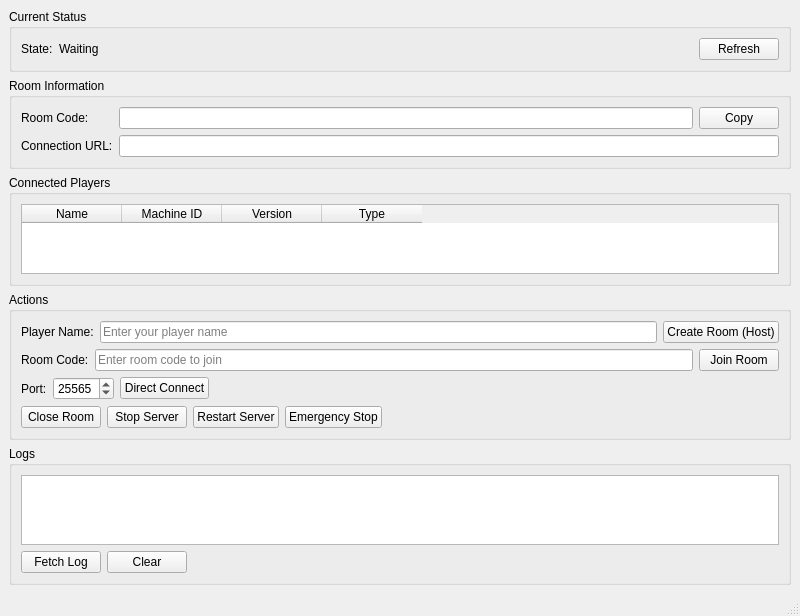
Above: launcher/ui/pages/global/TerracottaOnlinePanel.ui from AndreaFrederica/LunaLauncher before the change. Below: the same form after it.
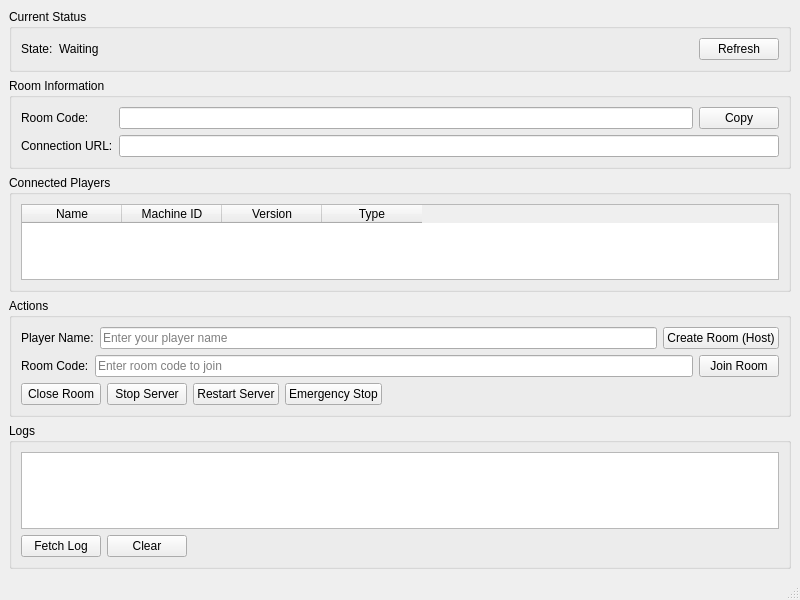
That is the form after the change.

Patch:
```diff
--- a/launcher/ui/pages/global/TerracottaOnlinePanel.ui
+++ b/launcher/ui/pages/global/TerracottaOnlinePanel.ui
@@ -200,50 +200,6 @@
          </item>
         </layout>
        </item>
-       <item>
-        <layout class="QHBoxLayout" name="horizontalLayout_direct">
-         <item>
-          <widget class="QLabel" name="label_port">
-           <property name="text">
-            <string>Port:</string>
-           </property>
-          </widget>
-         </item>
-         <item>
-          <widget class="QSpinBox" name="spinBox_port">
-           <property name="minimum">
-            <number>1</number>
-           </property>
-           <property name="maximum">
-            <number>65535</number>
-           </property>
-           <property name="value">
-            <number>25565</number>
-           </property>
-          </widget>
-         </item>
-         <item>
-          <widget class="QPushButton" name="pushButton_direct">
-           <property name="text">
-            <string>Direct Connect</string>
-           </property>
-          </widget>
-         </item>
-         <item>
-          <spacer name="horizontalSpacer_direct">
-           <property name="orientation">
-            <enum>Qt::Horizontal</enum>
-           </property>
-           <property name="sizeHint" stdset="0">
-            <size>
-             <width>0</width>
-             <height>0</height>
-            </size>
-           </property>
-          </spacer>
-         </item>
-        </layout>
-       </item>
        <item>
         <layout class="QHBoxLayout" name="horizontalLayout_close_room">
          <item>
```
